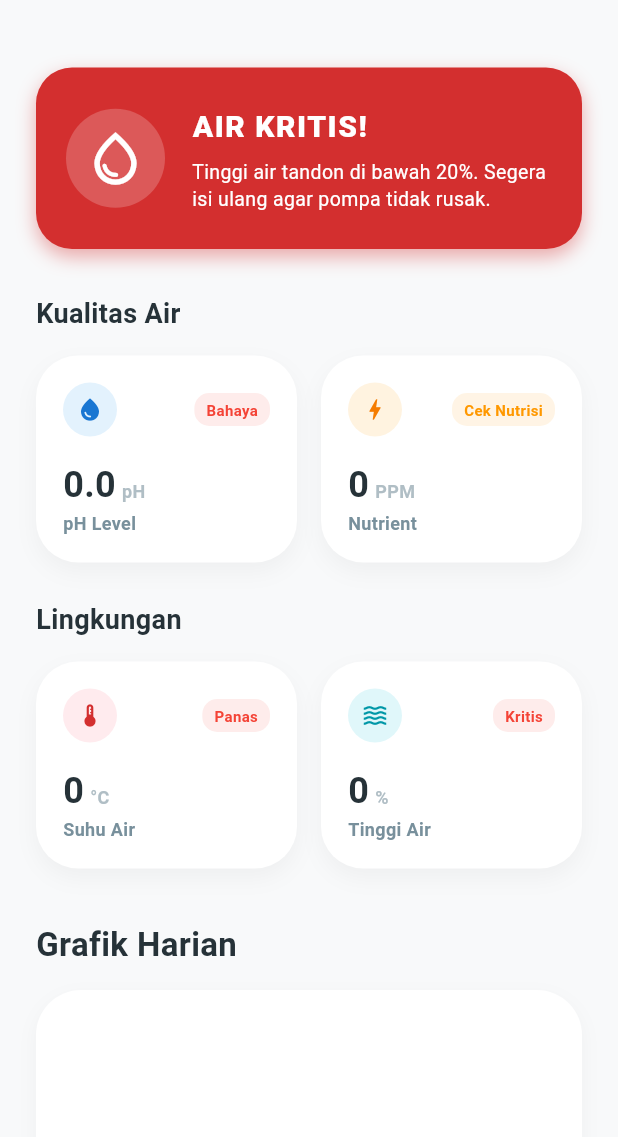
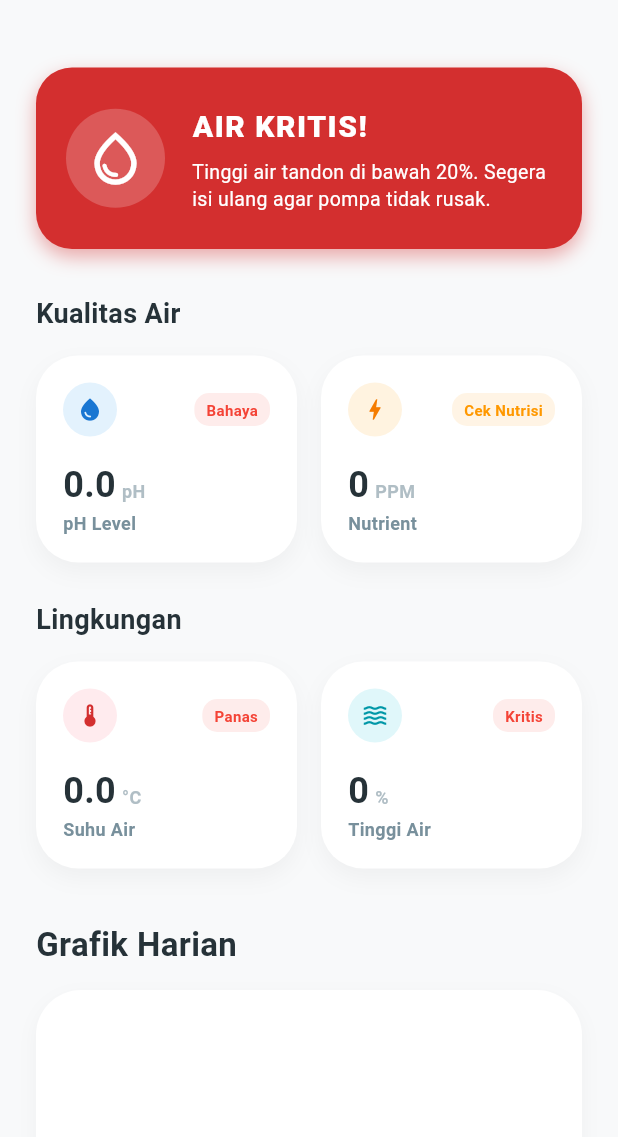
Before and after one commit to damarnr/seladata_app, a Flutter app: the DashboardPage screen opened directly, on a phone screen of 412 x 824 dp, the part 99-1236 px from its top. Run offline on Flutter 3.47's test engine with Material 3 defaults, Android fonts, the phone set to English and light mode, and no system bars; our stand-ins replace firebase_auth, firebase_core, firebase_database, fl_chart; accounts and stored records are empty.

Commit message:
refactor(lib/screens/dashboard_page.dart): auto update

```diff
--- a/lib/screens/dashboard_page.dart
+++ b/lib/screens/dashboard_page.dart
@@ -73,7 +73,7 @@ class _DashboardPageState extends State<DashboardPage> {
                       Expanded(child: _buildSensorCard(
                         icon: Icons.bolt,
                         title: "Nutrient",
-                        value: data['tds'].toString(),
+                        value: double.parse(data['tds'].toString()).toStringAsFixed(0),
                         unit: "PPM",
                         color: Colors.orange[50]!,
                         iconColor: Colors.orange[700]!,
@@ -93,7 +93,7 @@ class _DashboardPageState extends State<DashboardPage> {
                       Expanded(child: _buildSensorCard(
                         icon: Icons.thermostat,
                         title: "Suhu Air",
-                        value: data['suhu_air'].toString(),
+                        value: double.parse(data['suhu_air'].toString()).toStringAsFixed(1),
                         unit: "°C",
                         color: Colors.red[50]!,
                         iconColor: Colors.red[700]!,
```
